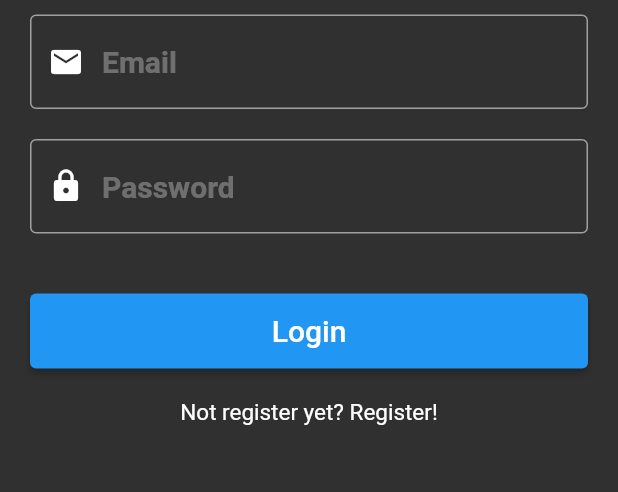
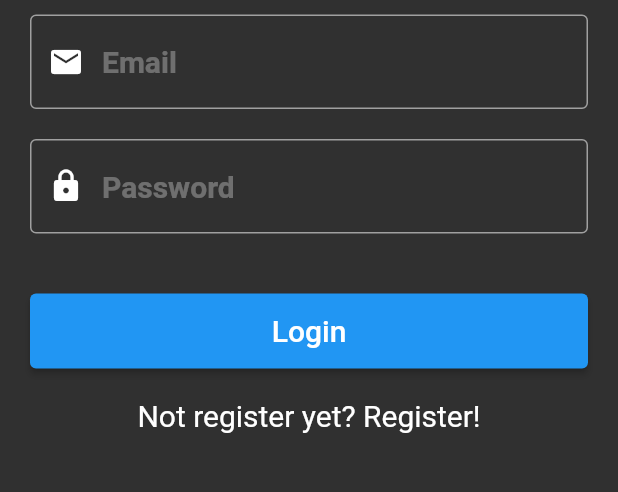
Before and after one commit to DoomHopes/todo_list_app, a Flutter app: the screen it shows after launch, on a phone screen of 412 x 824 dp, the part 239-731 px from its top. Run offline on Flutter 3.47's test engine with Material 2 defaults, Android fonts, the phone set to English and light mode, and no system bars.

Commit message:
some changed

```diff
--- a/lib/main.dart
+++ b/lib/main.dart
@@ -1,7 +1,6 @@
 import 'package:flutter/material.dart';
 
 import 'pages/authentication_page.dart';
-import 'pages/home_page.dart';
 
 void main() {
   runApp(MyApp());
@@ -11,7 +10,7 @@ class MyApp extends StatelessWidget {
   @override
   Widget build(BuildContext context) {
     return MaterialApp(
-      title: 'Flutter Demo',
+      title: 'ToDo',
       theme: ThemeData.dark(),
       home: AuthorizationPage(),
     );
--- a/lib/pages/authentication_page.dart
+++ b/lib/pages/authentication_page.dart
@@ -126,13 +126,32 @@ class _AuthorizationPageState extends State<AuthorizationPage> {
                         },
                         child: Text(
                           'Not register yet? Register!',
-                          style: TextStyle(fontSize: 15),
+                          style: TextStyle(fontSize: 20),
                         ),
                       ),
                     )
                   ],
                 )
-              : _form('Register', _buttonAction),
+              : Column(
+                  children: <Widget>[
+                    _form('Register', _buttonAction),
+                    Padding(
+                      padding:
+                          EdgeInsets.symmetric(horizontal: 20, vertical: 20),
+                      child: GestureDetector(
+                        onTap: () {
+                          setState(() {
+                            _showLogin = true;
+                          });
+                        },
+                        child: Text(
+                          'Already registered? Login!',
+                          style: TextStyle(fontSize: 20),
+                        ),
+                      ),
+                    )
+                  ],
+                ),
         ],
       ),
     );
```
